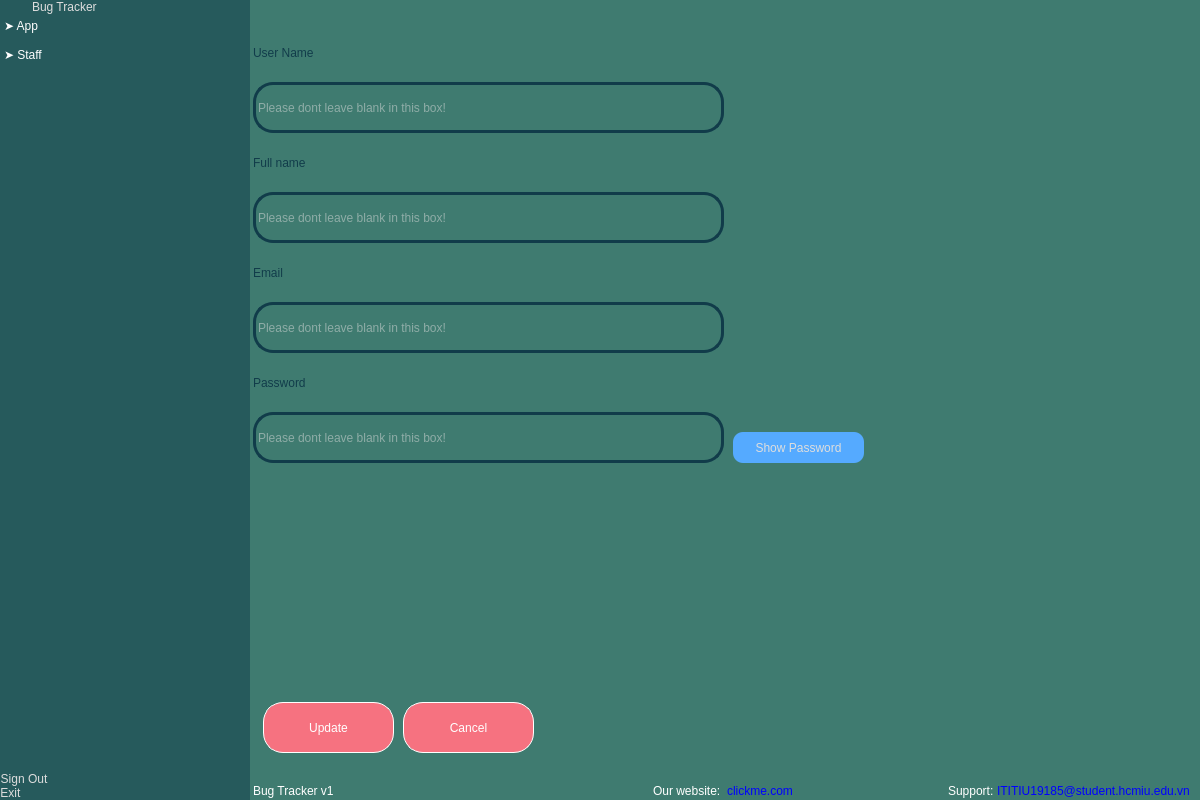
This is main_menu_admin.ui in CrazyMeowl/Buck-Tragger-SE-Project as Qt 5 draws it before an edit. The edited form follows.
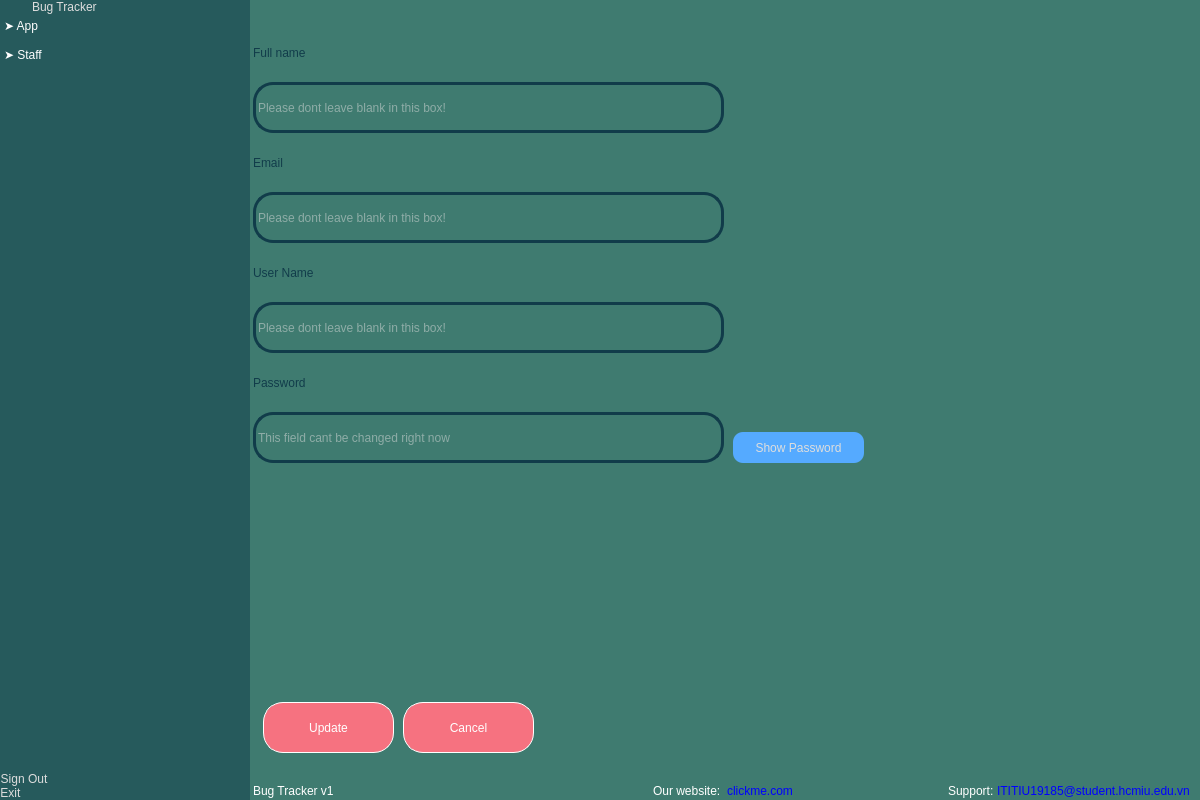
This is the edited form. The open tabs and pages were chosen to show the change. Icons and pictures are not drawn.

```diff
--- a/main_menu_admin.ui
+++ b/main_menu_admin.ui
@@ -1236,7 +1236,7 @@
              <property name="geometry">
               <rect>
                <x>0</x>
-               <y>110</y>
+               <y>0</y>
                <width>221</width>
                <height>41</height>
               </rect>
@@ -1253,7 +1253,7 @@
              <property name="geometry">
               <rect>
                <x>0</x>
-               <y>220</y>
+               <y>110</y>
                <width>111</width>
                <height>41</height>
               </rect>
@@ -1270,7 +1270,7 @@
              <property name="geometry">
               <rect>
                <x>0</x>
-               <y>0</y>
+               <y>220</y>
                <width>211</width>
                <height>41</height>
               </rect>
@@ -1385,10 +1385,13 @@
              </property>
             </widget>
             <widget class="QLineEdit" name="update_staff_username_box">
+             <property name="enabled">
+              <bool>false</bool>
+             </property>
              <property name="geometry">
               <rect>
                <x>0</x>
-               <y>50</y>
+               <y>270</y>
                <width>471</width>
                <height>51</height>
               </rect>
@@ -1407,7 +1410,7 @@
              <property name="geometry">
               <rect>
                <x>0</x>
-               <y>160</y>
+               <y>50</y>
                <width>471</width>
                <height>51</height>
               </rect>
@@ -1423,6 +1426,9 @@
              </property>
             </widget>
             <widget class="QLineEdit" name="update_staff_password_box">
+             <property name="enabled">
+              <bool>false</bool>
+             </property>
              <property name="geometry">
               <rect>
                <x>0</x>
@@ -1438,14 +1444,14 @@
 color: rgb(221, 221, 221);</string>
              </property>
              <property name="placeholderText">
-              <string>Please dont leave blank in this box!</string>
+              <string>This field cant be changed right now</string>
              </property>
             </widget>
             <widget class="QLineEdit" name="update_staff_email_box">
              <property name="geometry">
               <rect>
                <x>0</x>
-               <y>270</y>
+               <y>160</y>
                <width>471</width>
                <height>51</height>
               </rect>
```
Left out of the diff: 16 changed lines with no effect on the pictures.
